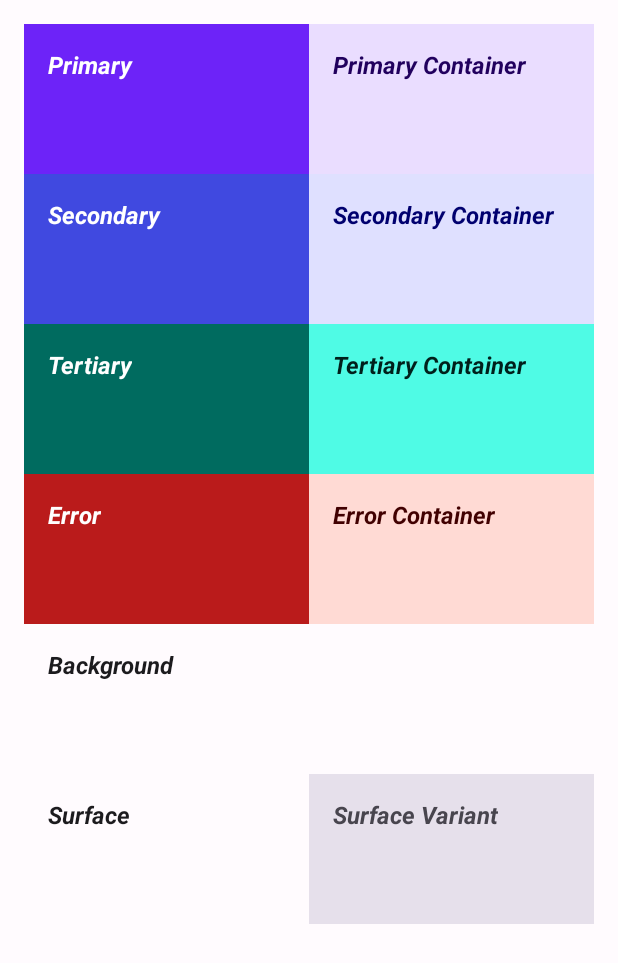
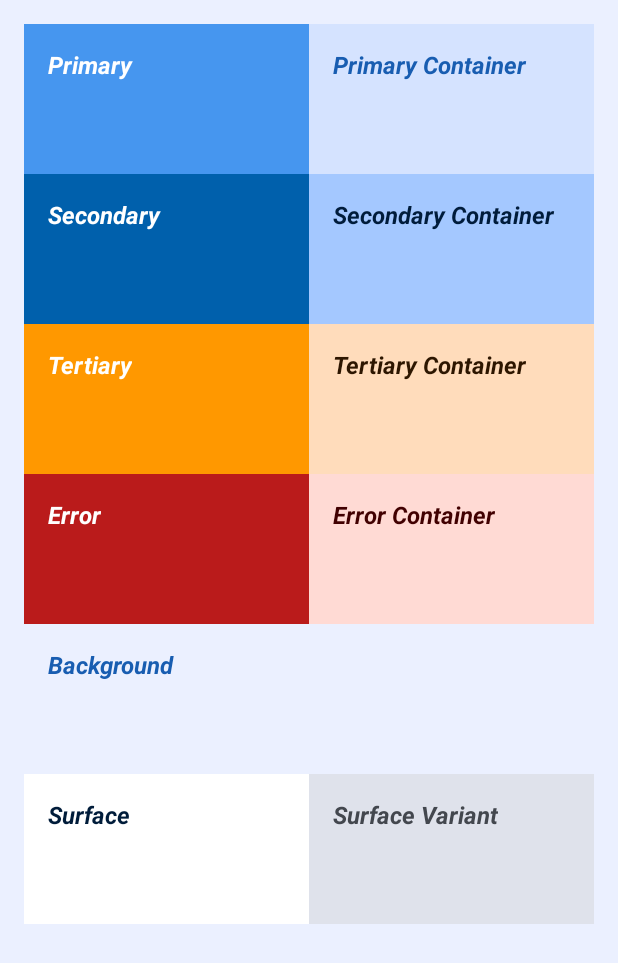
Before and after one commit to kevinrsebastian/AndroidBoilerplate, an Android app: the ColorThemeActivity screen opened directly, with no data from a screen before it, on a phone screen of 412 x 824 dp. Shown: the top 963 px of the screen. Run offline under Robolectric (Android 15) with nearby library versions, the phone set to English and light mode, and no system bars; our stand-ins replace Timber, data binding; network calls fail.

Commit message:
Apply Teko material theme colors

```diff
--- a/ui-components/src/main/res/values-night/colors.xml
+++ b/ui-components/src/main/res/values-night/colors.xml
@@ -1,32 +1,32 @@
 <?xml version="1.0" encoding="utf-8"?>
 <resources>
     <!-- Theme colors -->
-    <color name="md_theme_primary">#D0BCFF</color>
-    <color name="md_theme_onPrimary">#380094</color>
-    <color name="md_theme_primaryContainer">#5200CE</color>
-    <color name="md_theme_onPrimaryContainer">#EADDFF</color>
-    <color name="md_theme_secondary">#BDC2FF</color>
-    <color name="md_theme_onSecondary">#0000AD</color>
-    <color name="md_theme_secondaryContainer">#232AC8</color>
-    <color name="md_theme_onSecondaryContainer">#DFE0FF</color>
-    <color name="md_theme_tertiary">#19DEC9</color>
-    <color name="md_theme_onTertiary">#003730</color>
-    <color name="md_theme_tertiaryContainer">#005047</color>
-    <color name="md_theme_onTertiaryContainer">#4FFBE5</color>
+    <color name="md_theme_primary">#A1C9FF</color>
+    <color name="md_theme_onPrimary">#00315E</color>
+    <color name="md_theme_primaryContainer">#004884</color>
+    <color name="md_theme_onPrimaryContainer">#D3E4FF</color>
+    <color name="md_theme_secondary">#72ADFE</color>
+    <color name="md_theme_onSecondary">#00315E</color>
+    <color name="md_theme_secondaryContainer">#0F5FAB</color>
+    <color name="md_theme_onSecondaryContainer">#D3E3FF</color>
+    <color name="md_theme_tertiary">#FFB86D</color>
+    <color name="md_theme_onTertiary">#4B2800</color>
+    <color name="md_theme_tertiaryContainer">#6A3B00</color>
+    <color name="md_theme_onTertiaryContainer">#FFDCBB</color>
     <color name="md_theme_error">#FFB4A9</color>
     <color name="md_theme_errorContainer">#930006</color>
     <color name="md_theme_onError">#680003</color>
     <color name="md_theme_onErrorContainer">#FFDAD4</color>
-    <color name="md_theme_background">#1C1B1E</color>
-    <color name="md_theme_onBackground">#E6E1E6</color>
-    <color name="md_theme_surface">#1C1B1E</color>
-    <color name="md_theme_onSurface">#E6E1E6</color>
-    <color name="md_theme_surfaceVariant">#48454E</color>
-    <color name="md_theme_onSurfaceVariant">#CAC4D0</color>
-    <color name="md_theme_outline">#948F99</color>
-    <color name="md_theme_inverseOnSurface">#1C1B1E</color>
-    <color name="md_theme_inverseSurface">#E6E1E6</color>
-    <color name="md_theme_inversePrimary">#6D23F8</color>
+    <color name="md_theme_background">#1B1B1D</color>
+    <color name="md_theme_onBackground">#E3E2E6</color>
+    <color name="md_theme_surface">#1B1B1D</color>
+    <color name="md_theme_onSurface">#E3E2E6</color>
+    <color name="md_theme_surfaceVariant">#43474E</color>
+    <color name="md_theme_onSurfaceVariant">#C3C6CF</color>
+    <color name="md_theme_outline">#8E9199</color>
+    <color name="md_theme_inverseOnSurface">#1B1B1D</color>
+    <color name="md_theme_inverseSurface">#E3E2E6</color>
+    <color name="md_theme_inversePrimary">#0060AC</color>
     <color name="md_theme_shadow">#000000</color>
-    <color name="md_theme_primaryInverse">#6D23F8</color>
+    <color name="md_theme_primaryInverse">#0060AC</color>
 </resources>
--- a/ui-components/src/main/res/values/colors.xml
+++ b/ui-components/src/main/res/values/colors.xml
@@ -1,39 +1,39 @@
 <?xml version="1.0" encoding="utf-8"?>
 <resources>
     <!-- Theme colors -->
-    <color name="md_theme_primary">#6D23F8</color>
+    <color name="md_theme_primary">#4696EF</color>
     <color name="md_theme_onPrimary">#FFFFFF</color>
-    <color name="md_theme_primaryContainer">#EADDFF</color>
-    <color name="md_theme_onPrimaryContainer">#21005E</color>
-    <color name="md_theme_secondary">#4049E0</color>
+    <color name="md_theme_primaryContainer">#D5E3FF</color>
+    <color name="md_theme_onPrimaryContainer">#185DB1</color>
+    <color name="md_theme_secondary">#0060AC</color>
     <color name="md_theme_onSecondary">#FFFFFF</color>
-    <color name="md_theme_secondaryContainer">#DFE0FF</color>
-    <color name="md_theme_onSecondaryContainer">#00006F</color>
-    <color name="md_theme_tertiary">#006B5F</color>
+    <color name="md_theme_secondaryContainer">#A4C8FF</color>
+    <color name="md_theme_onSecondaryContainer">#001C3B</color>
+    <color name="md_theme_tertiary">#FF9800</color>
     <color name="md_theme_onTertiary">#FFFFFF</color>
-    <color name="md_theme_tertiaryContainer">#4FFBE5</color>
-    <color name="md_theme_onTertiaryContainer">#00201B</color>
+    <color name="md_theme_tertiaryContainer">#FFDCBB</color>
+    <color name="md_theme_onTertiaryContainer">#2D1600</color>
     <color name="md_theme_error">#BA1B1B</color>
     <color name="md_theme_errorContainer">#FFDAD4</color>
     <color name="md_theme_onError">#FFFFFF</color>
     <color name="md_theme_onErrorContainer">#410001</color>
-    <color name="md_theme_background">#FFFBFE</color>
-    <color name="md_theme_onBackground">#1C1B1E</color>
-    <color name="md_theme_surface">#FFFBFE</color>
-    <color name="md_theme_onSurface">#1C1B1E</color>
-    <color name="md_theme_surfaceVariant">#E6E0EB</color>
-    <color name="md_theme_onSurfaceVariant">#48454E</color>
-    <color name="md_theme_outline">#79757F</color>
-    <color name="md_theme_inverseOnSurface">#F4EFF3</color>
-    <color name="md_theme_inverseSurface">#313033</color>
-    <color name="md_theme_inversePrimary">#D0BCFF</color>
+    <color name="md_theme_background">#EBF0FF</color>
+    <color name="md_theme_onBackground">#185DB1</color>
+    <color name="md_theme_surface">#FFFFFF</color>
+    <color name="md_theme_onSurface">#001C3A</color>
+    <color name="md_theme_surfaceVariant">#DFE2EB</color>
+    <color name="md_theme_onSurfaceVariant">#43474E</color>
+    <color name="md_theme_outline">#73777F</color>
+    <color name="md_theme_inverseOnSurface">#F1F0F4</color>
+    <color name="md_theme_inverseSurface">#2F3033</color>
+    <color name="md_theme_inversePrimary">#A1C9FF</color>
     <color name="md_theme_shadow">#000000</color>
-    <color name="md_theme_primaryInverse">#D0BCFF</color>
+    <color name="md_theme_primaryInverse">#A1C9FF</color>
 
     <!-- Basic Colors -->
     <color name="black">#FF000000</color>
     <color name="white">#FFFFFFFF</color>
 
     <!-- Specific Colors -->
-    <color name="launcher_icon_bg">#6D23F8</color>
+    <color name="launcher_icon_bg">#4696EF</color>
 </resources>
```
